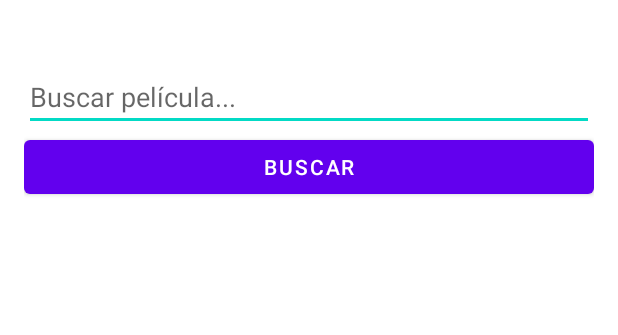
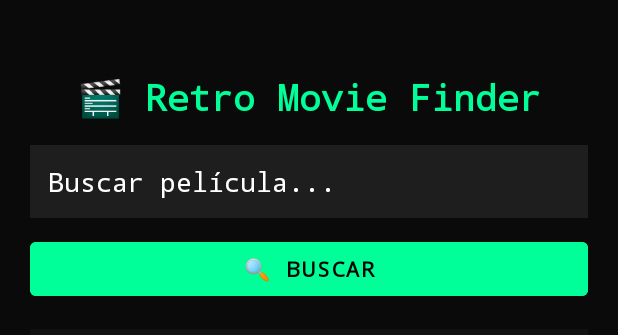
Before and after one commit to MarioCaveroPerez/Examen-Buscador-de-Peliculas, an Android app: the layout activity_main.xml on its own in the app's theme, with its tools: preview values and no code run, on a phone screen of 412 x 824 dp. Shown: the top 335 px of the screen. Run offline under Robolectric (Android 15) with nearby library versions, the phone set to English and light mode, and no system bars.

Commit message:
Estilo agregado

```diff
--- a/app/src/main/res/layout/activity_main.xml
+++ b/app/src/main/res/layout/activity_main.xml
@@ -1,27 +1,53 @@
 <?xml version="1.0" encoding="utf-8"?>
 <LinearLayout xmlns:android="http://schemas.android.com/apk/res/android"
     android:orientation="vertical"
-    android:padding="16dp"
+    android:padding="20dp"
+    android:background="#0A0A0A"
     android:layout_width="match_parent"
     android:layout_height="match_parent">
 
+    <TextView
+        android:layout_marginTop="28dp"
+        android:text="🎬 Retro Movie Finder"
+        android:textColor="#00FF99"
+        android:textStyle="bold"
+        android:textSize="24sp"
+        android:gravity="center"
+        android:layout_marginBottom="16dp"
+        android:fontFamily="monospace"
+        android:layout_width="match_parent"
+        android:layout_height="wrap_content" />
+
     <EditText
-        android:layout_marginTop="26dp"
         android:id="@+id/etSearch"
         android:hint="Buscar película..."
+        android:textColorHint="@color/white"
+        android:textColor="#00FFCC"
+        android:background="#1E1E1E"
+        android:fontFamily="monospace"
+        android:padding="12dp"
+        android:layout_marginBottom="10dp"
         android:layout_width="match_parent"
-        android:layout_height="wrap_content"/>
+        android:layout_height="wrap_content" />
 
     <Button
         android:id="@+id/btnSearch"
-        android:text="Buscar"
+        android:text="🔍 Buscar"
+        android:fontFamily="monospace"
+        android:textColor="#000000"
+        android:textStyle="bold"
+        android:backgroundTint="#00FF99"
+        android:layout_marginBottom="16dp"
         android:layout_width="match_parent"
-        android:layout_height="wrap_content"/>
+        android:layout_height="wrap_content" />
 
     <androidx.recyclerview.widget.RecyclerView
         android:id="@+id/rvMovies"
         android:layout_width="match_parent"
         android:layout_height="0dp"
-        android:layout_weight="1"/>
-
+        android:layout_weight="1"
+        android:background="#111111"
+        android:padding="4dp"
+        android:divider="@android:color/darker_gray"
+        android:dividerHeight="1dp"/>
 </LinearLayout>
--- a/app/src/main/res/values-night/themes.xml
+++ b/app/src/main/res/values-night/themes.xml
@@ -12,5 +12,8 @@
         <!-- Status bar color. -->
         <item name="android:statusBarColor">?attr/colorPrimaryVariant</item>
         <!-- Customize your theme here. -->
+        <item name="android:fontFamily">monospace</item>
+        <item name="android:windowBackground">#000000</item>
+        <item name="android:textColor">#00FF99</item>
     </style>
 </resources>
--- a/app/src/main/res/values/themes.xml
+++ b/app/src/main/res/values/themes.xml
@@ -12,5 +12,8 @@
         <!-- Status bar color. -->
         <item name="android:statusBarColor">?attr/colorPrimaryVariant</item>
         <!-- Customize your theme here. -->
+        <item name="android:fontFamily">monospace</item>
+        <item name="android:windowBackground">#000000</item>
+        <item name="android:textColor">#00FF99</item>
     </style>
 </resources>
```
Also changed, not shown: app/src/main/res/layout/activity_detail.xml (+38 -7 lines), app/src/main/res/layout/item_movie.xml (+27 -8 lines).
